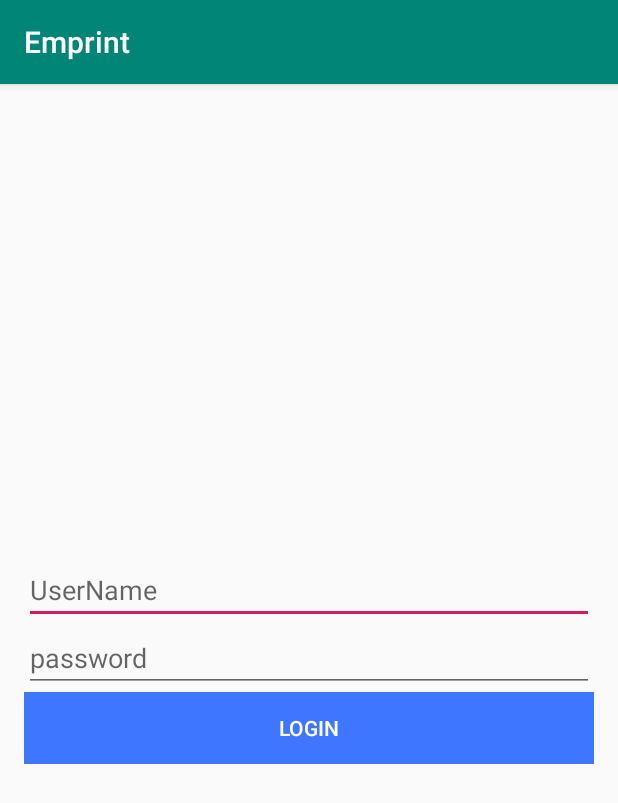
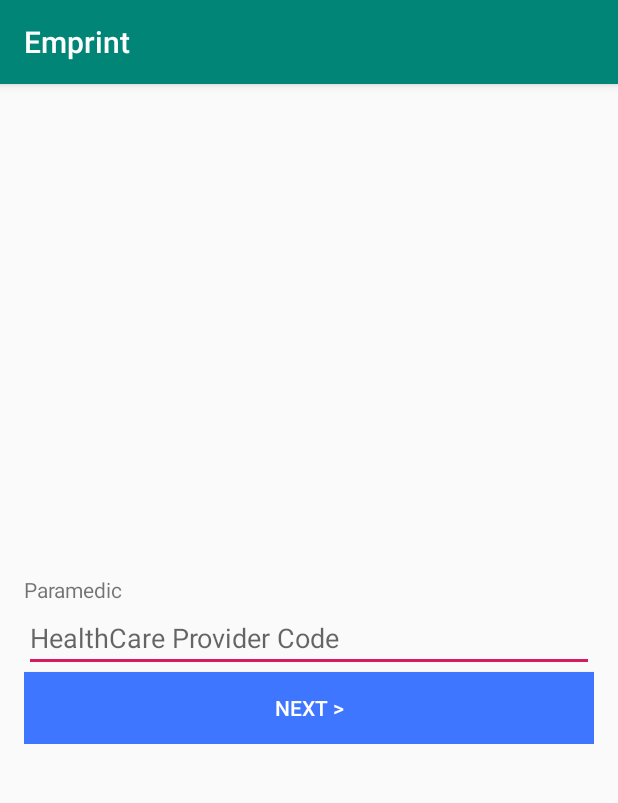
Before and after one commit to peiyaaao/emprint, an Android app: the ParaLogin screen opened directly, with no data from a screen before it, on a phone screen of 412 x 824 dp. Shown: the top 803 px of the screen. Run offline under Robolectric (Android 15) with nearby library versions, the phone set to English and light mode, and no system bars.

Commit message:
paramedic login in progress

```diff
--- a/app/src/main/java/com/example/techtogether/emprint/ParaLogin.java
+++ b/app/src/main/java/com/example/techtogether/emprint/ParaLogin.java
@@ -1,5 +1,6 @@
 package com.example.techtogether.emprint;
 
+import android.content.Intent;
 import android.support.v7.app.AppCompatActivity;
 import android.os.Bundle;
 import android.view.View;
@@ -9,27 +10,36 @@ import android.widget.Toast;
 import java.util.Objects;
 
 public class ParaLogin extends AppCompatActivity {
-    EditText username,password;
+    EditText username;//,password;
     Button login;
     @Override
     protected void onCreate(Bundle savedInstanceState) {
         super.onCreate(savedInstanceState);
         setContentView(R.layout.activity_login);
         username=findViewById(R.id.username);
-        password=findViewById(R.id.password);
+//        password=findViewById(R.id.password);
         login=findViewById(R.id.login);
         login.setOnClickListener(new View.OnClickListener() {
             @Override
             public void onClick(View view) {
-                if(Objects.equals(username.getText().toString(), "admin")&&Objects.equals(password.getText().toString(),"admin"))
-                {
-                    Toast.makeText(ParaLogin.this,"You have Authenticated Successfully",Toast.LENGTH_LONG).show();
-                }else
-                {
-                    Toast.makeText(ParaLogin.this,"Authentication Failed",Toast.LENGTH_LONG).show();
-                }
+//                if(Objects.equals(username.getText().toString(), "admin")&&Objects.equals(password.getText().toString(),"admin"))
+//                {
+                Toast.makeText(ParaLogin.this,"You have Authenticated Successfully",Toast.LENGTH_LONG).show();
+                openHealthCare();
+//                }else
+//                {
+//                    Toast.makeText(ParaLogin.this,"Authentication Failed",Toast.LENGTH_LONG).show();
+//                }
+
             }
         });
 
     }
+
+
+    public void openHealthCare()
+    {
+        Intent intent = new Intent(this, SecondLogin.class);//todo replace SecondLogin with appropriate class
+        startActivity(intent);
+    }
 }
--- a/app/src/main/res/layout/activity_login.xml
+++ b/app/src/main/res/layout/activity_login.xml
@@ -12,22 +12,28 @@
         android:layout_marginLeft="16dp"
         android:layout_marginRight="16dp"
         android:layout_centerInParent="true">
+
+        <TextView
+            android:layout_width="wrap_content"
+            android:layout_height="wrap_content"
+            android:text="Paramedic"
+            />
         <EditText
             android:layout_width="match_parent"
             android:layout_height="wrap_content"
-            android:hint="UserName"
+            android:hint="HealthCare Provider Code"
             android:id="@+id/username"/>
-        <EditText
-            android:layout_width="match_parent"
-            android:layout_height="wrap_content"
-            android:hint="password"
-            android:id="@+id/password"
-            android:inputType="textPassword"
-            />
+        <!--<EditText-->
+        <!--android:layout_width="match_parent"-->
+        <!--android:layout_height="wrap_content"-->
+        <!--android:hint="password"-->
+        <!--android:id="@+id/password"-->
+        <!--android:inputType="textPassword"-->
+        <!--/>-->
         <Button
             android:layout_width="match_parent"
             android:layout_height="wrap_content"
-            android:text="Login"
+            android:text="Next >"
             android:background="#3f76ff"
             android:textColor="#fff"
             android:id="@+id/login"/>
```
